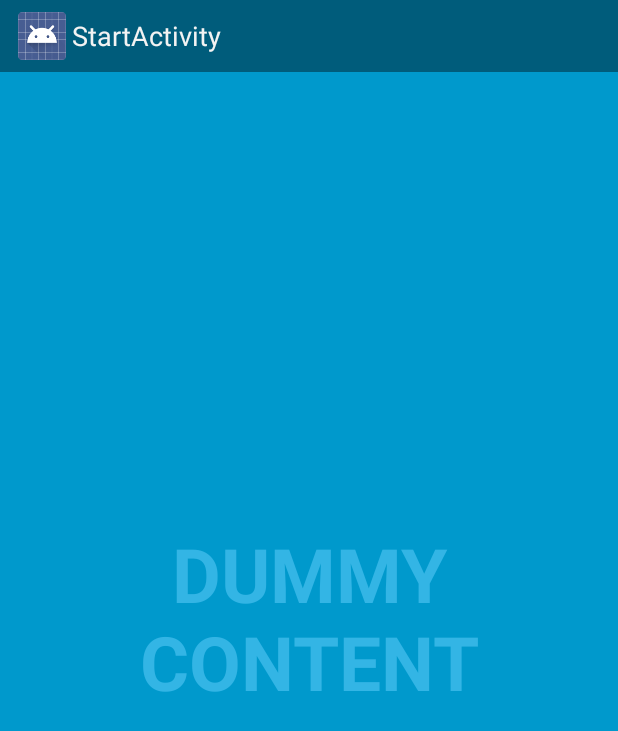
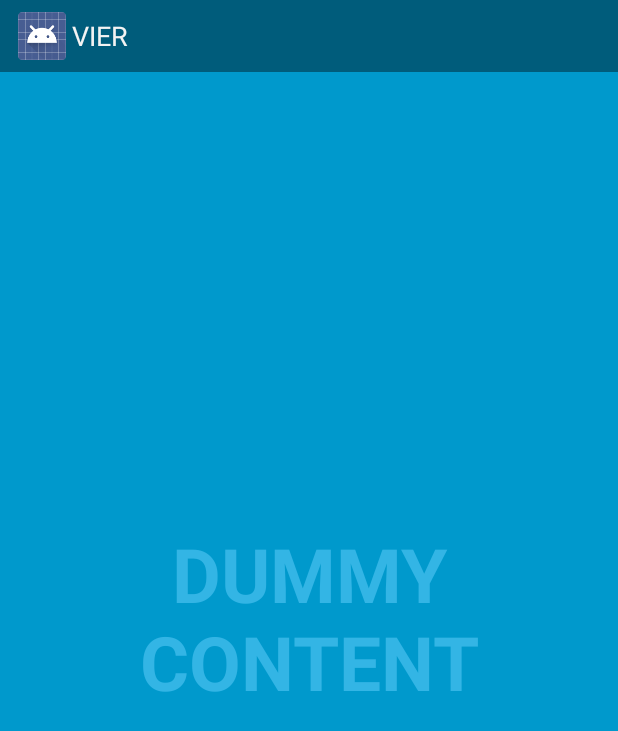
Before and after one commit to chkuehnel/VIER, an Android app: the screen it shows after launch (StartActivity), on a phone screen of 412 x 824 dp. Shown: the top 731 px of the screen. Run offline under Robolectric (Android 15) with nearby library versions, the phone set to English and light mode, and no system bars.

Commit message:
lala --> start

```diff
--- a/app/src/main/res/values/strings.xml
+++ b/app/src/main/res/values/strings.xml
@@ -2,8 +2,8 @@
 <resources>
 
     <string name="app_name">VIER</string>
-    <string name="title_activity_start">StartActivity</string>
-    <string name="dummy_button">lala</string>
+    <string name="title_activity_start">VIER</string>
+    <string name="dummy_button">start</string>
     <string name="dummy_content">DUMMY\nCONTENT</string>
 
 </resources>
```
